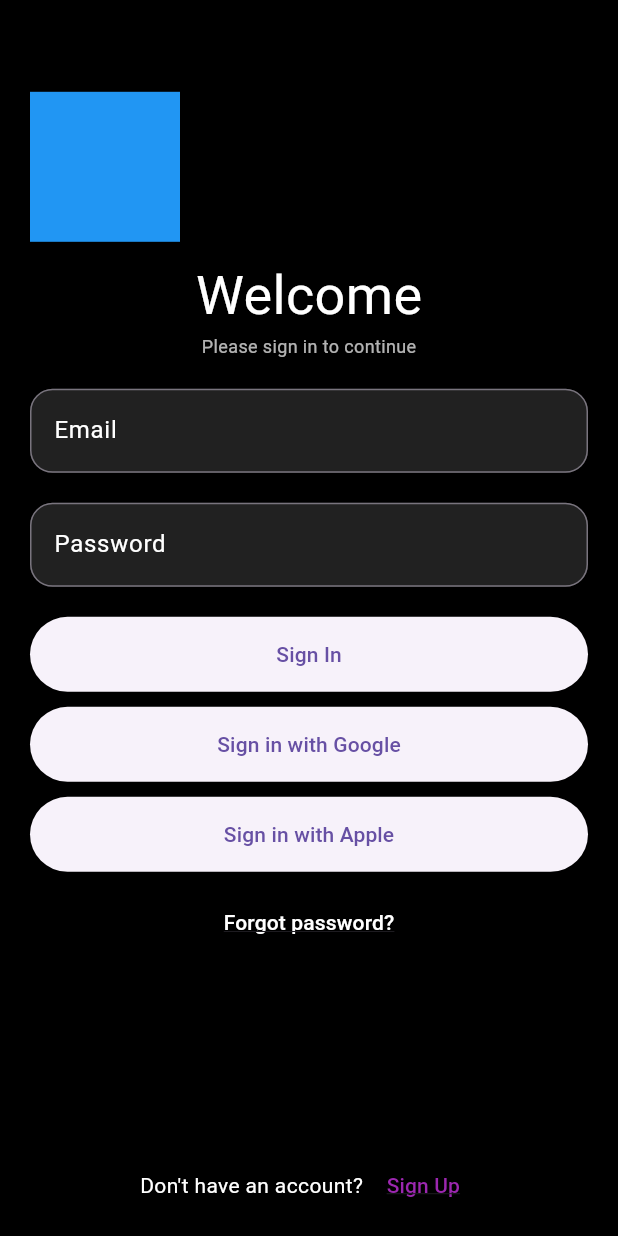
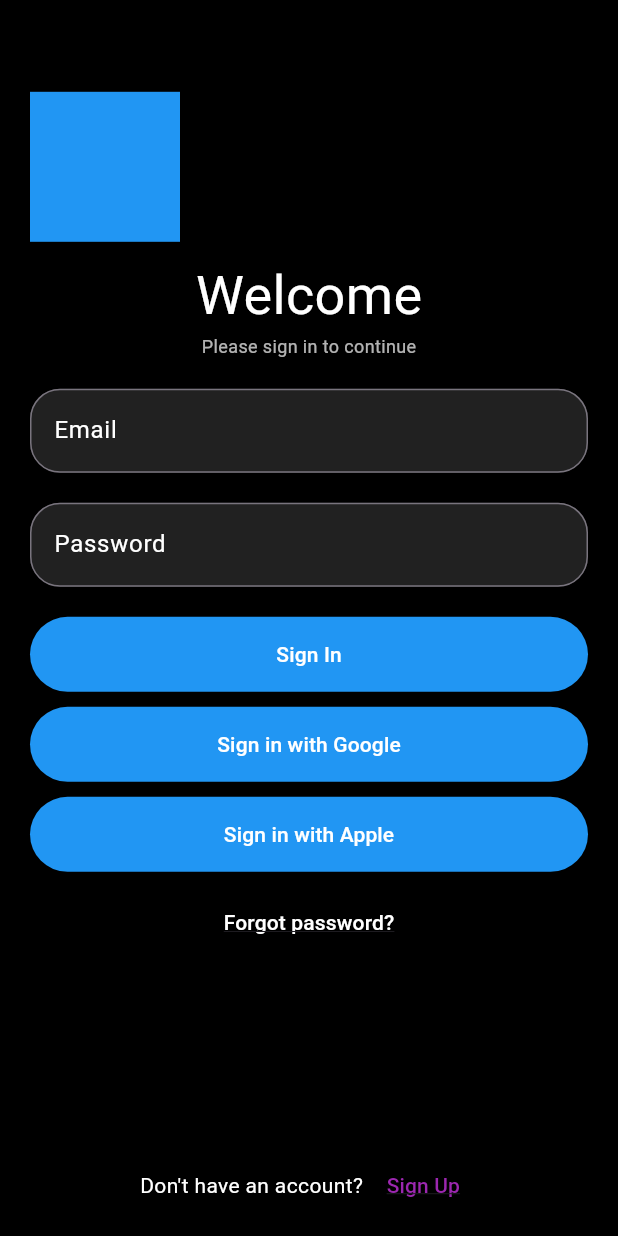
Before and after one commit to mmmykolaaa/exchange_project, a Flutter app: the screen it shows after launch, on a phone screen of 412 x 824 dp. Run offline on Flutter 3.47's test engine with Material 3 defaults, Android fonts, the light colour scheme and no system bars.

Commit message:
little changges

```diff
--- a/lib/main.dart
+++ b/lib/main.dart
@@ -53,7 +53,7 @@
               Container(
                 width: double.infinity, // Повне використання доступного простору в ширину
                 decoration: BoxDecoration(
-                  borderRadius: BorderRadius.circular(15.0),
+                  borderRadius: BorderRadius.circular(20.0),
                   color: Colors.grey[900],
                 ),
                 child: TextField(
@@ -62,7 +62,7 @@
                     labelText: 'Email',
                     labelStyle: TextStyle(color: Colors.white),
                     border: OutlineInputBorder(
-                      borderRadius: BorderRadius.circular(15.0),
+                      borderRadius: BorderRadius.circular(20.0),
                     ),
                   ),
                 ),
@@ -71,7 +71,7 @@
               Container(
                 width: double.infinity, // Повне використання доступного простору в ширину
                 decoration: BoxDecoration(
-                  borderRadius: BorderRadius.circular(15.0),
+                  borderRadius: BorderRadius.circular(20.0),
                   color: Colors.grey[900],
                 ),
                 child: TextField(
@@ -81,7 +81,7 @@
                     labelText: 'Password',
                     labelStyle: TextStyle(color: Colors.white),
                     border: OutlineInputBorder(
-                      borderRadius: BorderRadius.circular(15.0),
+                      borderRadius: BorderRadius.circular(20.0),
                     ),
                   ),
                 ),
@@ -95,12 +95,15 @@
                   );
                 },
                 style: ElevatedButton.styleFrom(
+                  backgroundColor: Colors.blue,
                   shape: RoundedRectangleBorder(
                     borderRadius: BorderRadius.circular(30.0),
                   ),
                   minimumSize: Size(double.infinity, 50), // Розмір кнопки
                 ),
-                child: Text('Sign In'),
+                child: Text('Sign In',
+                style: TextStyle(color: Colors.white),
+                ),
               ),
               SizedBox(height: 10),
               ElevatedButton(
@@ -108,12 +111,15 @@
                   // Код для Google Sign In
                 },
                 style: ElevatedButton.styleFrom(
+                  backgroundColor: Colors.blue,
                   shape: RoundedRectangleBorder(
                     borderRadius: BorderRadius.circular(30.0),
                   ),
                   minimumSize: Size(double.infinity, 50), // Розмір кнопки
                 ),
-                child: Text('Sign in with Google'),
+                child: Text('Sign in with Google',
+                style: TextStyle(color: Colors.white),
+                ),
               ),
               SizedBox(height: 10),
               ElevatedButton(
@@ -121,12 +127,15 @@
                   // Код для Sign In with Apple
                 },
                 style: ElevatedButton.styleFrom(
+                  backgroundColor: Colors.blue,
                   shape: RoundedRectangleBorder(
                     borderRadius: BorderRadius.circular(30.0),
                   ),
                   minimumSize: Size(double.infinity, 50), // Розмір кнопки
                 ),
-                child: Text('Sign in with Apple'),
+                child: Text('Sign in with Apple',
+                style: TextStyle(color: Colors.white),
+                ),
               ),
               SizedBox(height: 10),
               TextButton(
```
